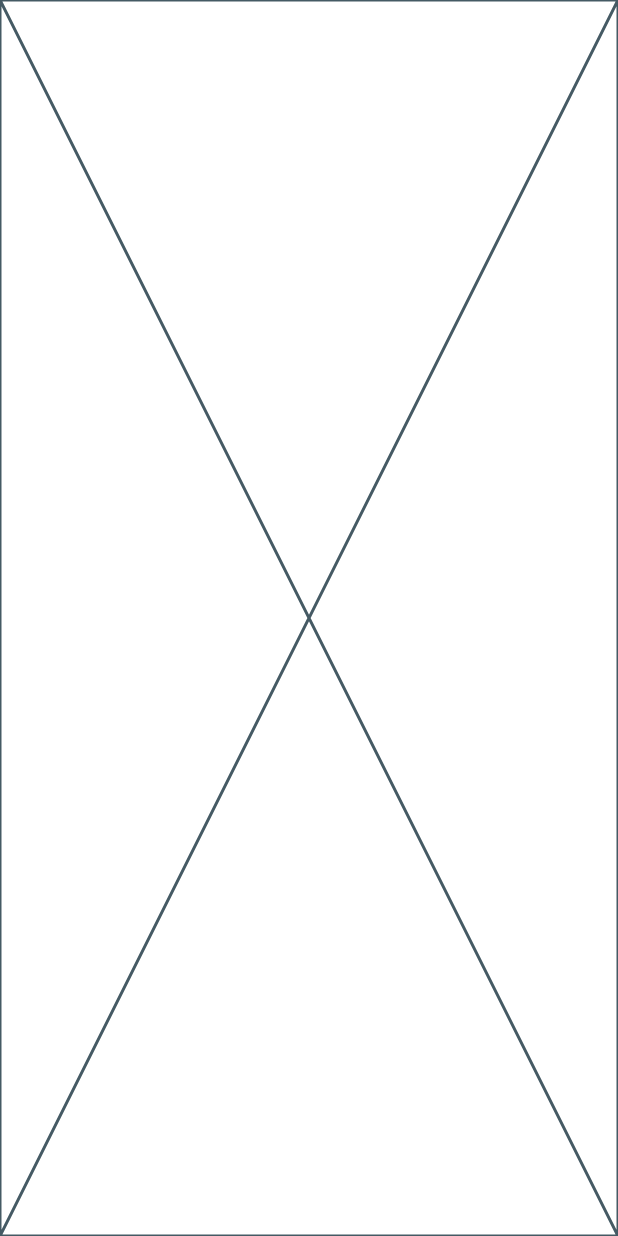
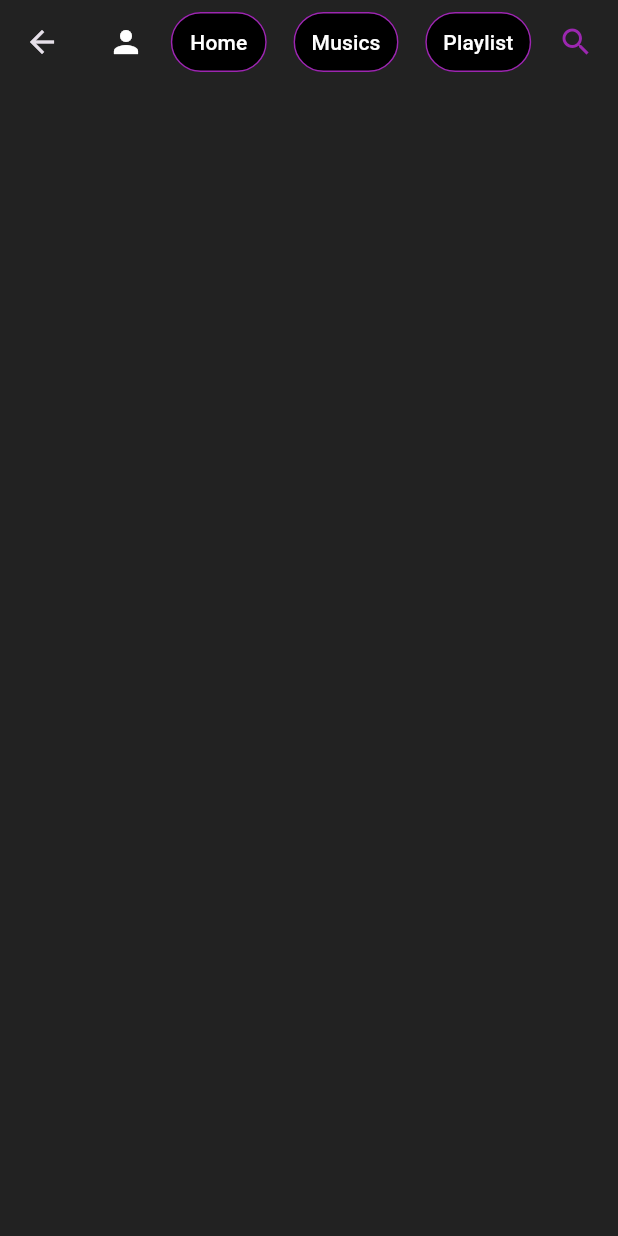
Before and after one commit to GuizinSX7/Jacksons, a Flutter app: the first screen one second after launch, on a phone screen of 412 x 824 dp. Run offline on Flutter 3.47's test engine with Material 3 defaults, Android fonts, the phone set to English and light mode, and no system bars; our stand-ins replace lottie; Roboto replaces fonts that are missing (ABeeZee).

Commit message:
criando a appbar

```diff
--- a/projeto/lib/components/appbar.dart
+++ b/projeto/lib/components/appbar.dart
@@ -1,12 +1,49 @@
 import 'package:flutter/material.dart';
 
-class MyWidget extends StatelessWidget {
-  const MyWidget({super.key});
+class Appbar extends StatelessWidget {
+  const Appbar({super.key});
 
   @override
   Widget build(BuildContext context) {
-    return Scaffold(
+    return Container(
+      color: Color.fromARGB(255, 34, 34, 34),
+      child: Row(
+        mainAxisAlignment: MainAxisAlignment.spaceBetween,
+        children: [
+          GestureDetector(
+            child: Icon(Icons.person, color: Colors.white),
+          ),
+          SizedBox(width: 15), // Espaçamento entre ícone e o primeiro botão
+          _buildButton(context, 'Home', '/Home'),
+          SizedBox(width: 15), // Espaçamento entre os botões
+          _buildButton(context, 'Musics', '/Musics'),
+          SizedBox(width: 15), // Espaçamento entre os botões
+          _buildButton(context, 'Playlist', '/Playlist'),
+          SizedBox(width: 15), // Espaçamento entre os botões
+          GestureDetector(
+            onTap: () {
+              // Adicione sua lógica de busca aqui
+            },
+            child: Icon(Icons.search, color: Colors.purple),
+          ),
+        ],
+      ),
+    );
+  }
 
+  Widget _buildButton(BuildContext context, String label, String route) {
+    return TextButton(
+      onPressed: () {
+        Navigator.pushNamedAndRemoveUntil(context, route, (route) => false);
+      },
+      child: Text(
+        label,
+        style: TextStyle(color: Colors.white),
+      ),
+      style: ButtonStyle(
+        backgroundColor: MaterialStateProperty.all(Colors.black),
+        side: MaterialStateProperty.all(BorderSide(color: Colors.purple)),
+      ),
     );
   }
 }
--- a/projeto/lib/pages/Home.dart
+++ b/projeto/lib/pages/Home.dart
@@ -1,5 +1,5 @@
 import 'package:flutter/material.dart';
-
+import 'package:projeto/components/appbar.dart';
 class Home extends StatefulWidget {
   const Home({super.key});
 
@@ -10,6 +10,21 @@ class Home extends StatefulWidget {
 class _HomeState extends State<Home> {
   @override
   Widget build(BuildContext context) {
-    return const Placeholder();
+    return Scaffold(
+      backgroundColor: Color.fromARGB(255, 34, 34, 34),
+      appBar: AppBar(
+        backgroundColor: Color.fromARGB(255, 34, 34, 34),
+        title: Appbar(),
+      ),
+      body: Container(
+        child: Column(
+          children: [
+            Row(),
+            Row(),
+            Row()
+          ],
+        ),
+      ),
+    );
   }
 }
```
Also changed, not shown: projeto/lib/components/Musica.dart (added, +15 -0 lines), projeto/lib/pages/Login.dart (+11 -6 lines).
